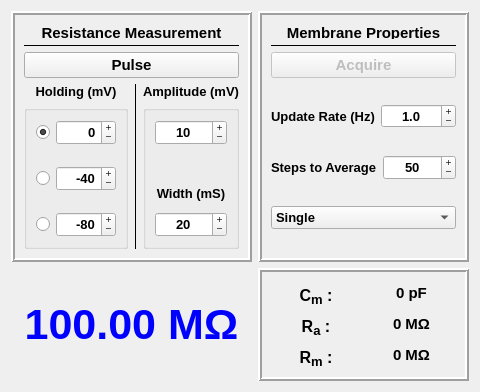
Old version of the form Membrane_Test_MainWindow.ui in the repository RTXI/christini-membrane-test.
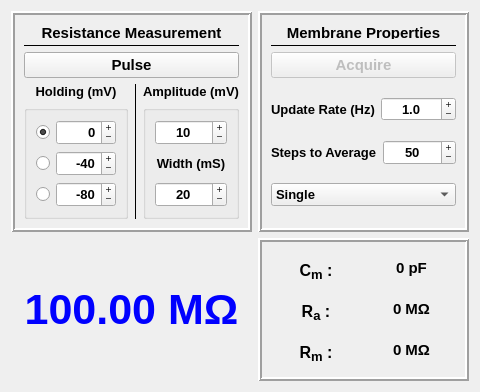
New version of the form.

Commit message: Resistance measurement text resizes with window size.

```diff
--- a/Membrane_Test_MainWindow.ui
+++ b/Membrane_Test_MainWindow.ui
@@ -489,7 +489,7 @@
                 <enum>QAbstractSpinBox::PlusMinus</enum>
                </property>
                <property name="minimum">
-                <number>0</number>
+                <number>1</number>
                </property>
                <property name="maximum">
                 <number>10000</number>
@@ -785,6 +785,12 @@
    </item>
    <item row="1" column="0">
     <widget class="QLabel" name="resistance_valueLabel">
+     <property name="sizePolicy">
+      <sizepolicy hsizetype="Expanding" vsizetype="Expanding">
+       <horstretch>0</horstretch>
+       <verstretch>0</verstretch>
+      </sizepolicy>
+     </property>
      <property name="palette">
       <palette>
        <active>
@@ -842,6 +848,12 @@
    </item>
    <item row="1" column="1">
     <widget class="QFrame" name="frame_3">
+     <property name="sizePolicy">
+      <sizepolicy hsizetype="Expanding" vsizetype="MinimumExpanding">
+       <horstretch>0</horstretch>
+       <verstretch>0</verstretch>
+      </sizepolicy>
+     </property>
      <property name="frameShape">
       <enum>QFrame::Box</enum>
      </property>
```
Left out of the diff: 5 changed lines with no effect on the pictures. The commit also changes 2 other files.
